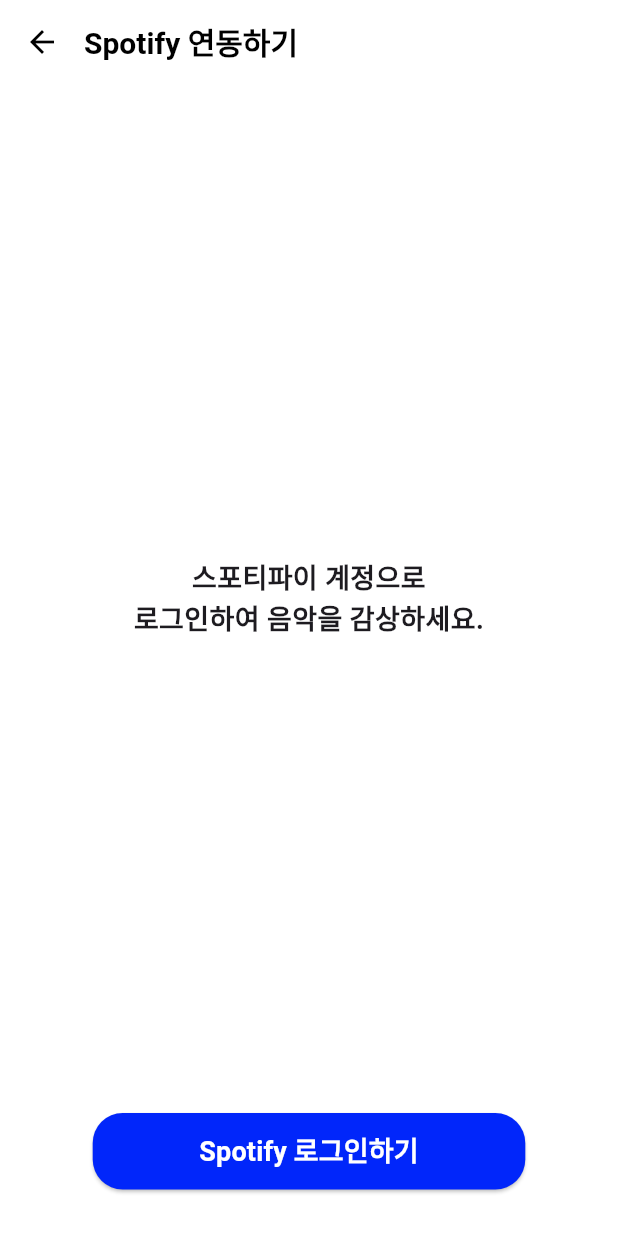
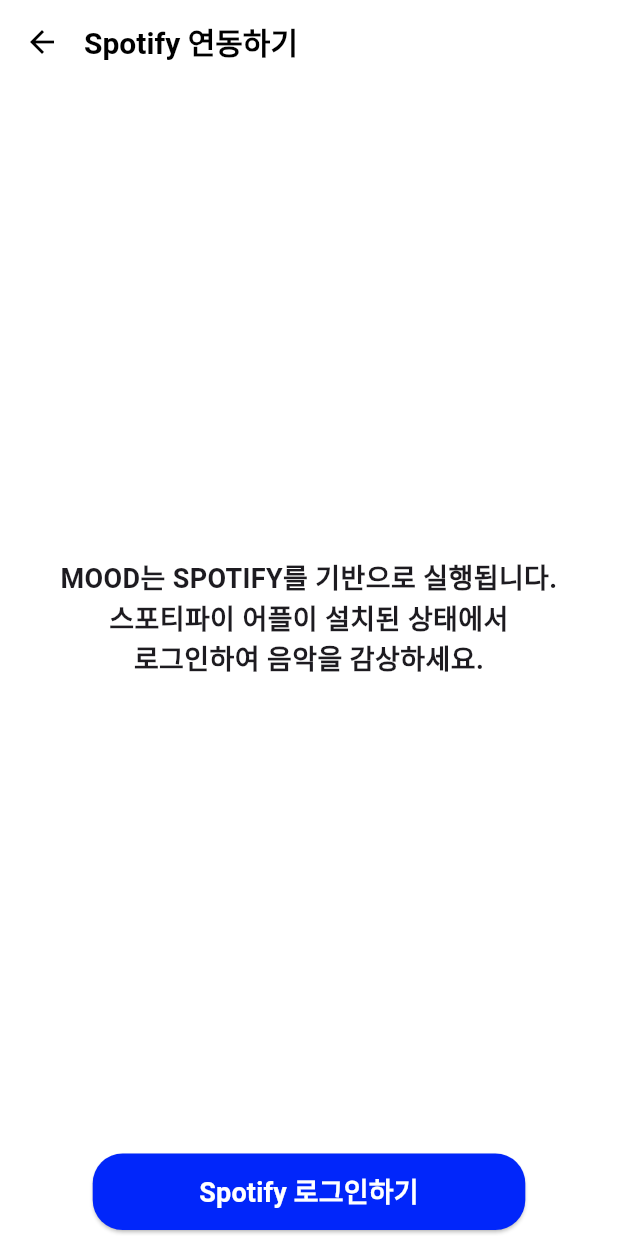
Before and after one commit to TU-KOREA-FELICITY/MOOD, a Flutter app: the SpotifyLoginScreen screen opened by its route, on a phone screen of 412 x 824 dp. Run offline on Flutter 3.47's test engine with Material 3 defaults, Android fonts, the phone set to English and light mode, and no system bars; our stand-ins replace fl_chart, flutter_secure_storage, shared_preferences, socket_io_client, table_calendar, webview_flutter; missing offline and left inert: spotify_sdk; accounts and stored records are empty; network calls fail; Roboto replaces fonts that are missing (Pretendard).

Commit message:
로그인 UI 수정

```diff
--- a/lib/screens/start_screens/face_recognition_screen.dart
+++ b/lib/screens/start_screens/face_recognition_screen.dart
@@ -118,7 +118,7 @@ class _FaceRecognitionScreenState extends State<FaceRecognitionScreen> {
         title: Text('FACE ID 이름 설정하기'),
         content: Container(
           width: MediaQuery.of(context).size.width * 0.8,
-          height: 60,
+          height: 50,
           child: TextField(
           controller: controller,
           autofocus: true,
--- a/lib/screens/start_screens/spotify_login_screen.dart
+++ b/lib/screens/start_screens/spotify_login_screen.dart
@@ -33,7 +33,9 @@ class SpotifyLoginScreen extends StatelessWidget {
             Padding(
               padding: const EdgeInsets.all(16.0),
               child: Text(
-                '스포티파이 계정으로\n로그인하여 음악을 감상하세요.',
+                'MOOD는 SPOTIFY를 기반으로 실행됩니다.\n'
+                    '스포티파이 어플이 설치된 상태에서\n'
+                    '로그인하여 음악을 감상하세요.',
                 style: TextStyle(fontSize: 18, fontWeight: FontWeight.bold),
                 textAlign: TextAlign.center,
               ),
```
